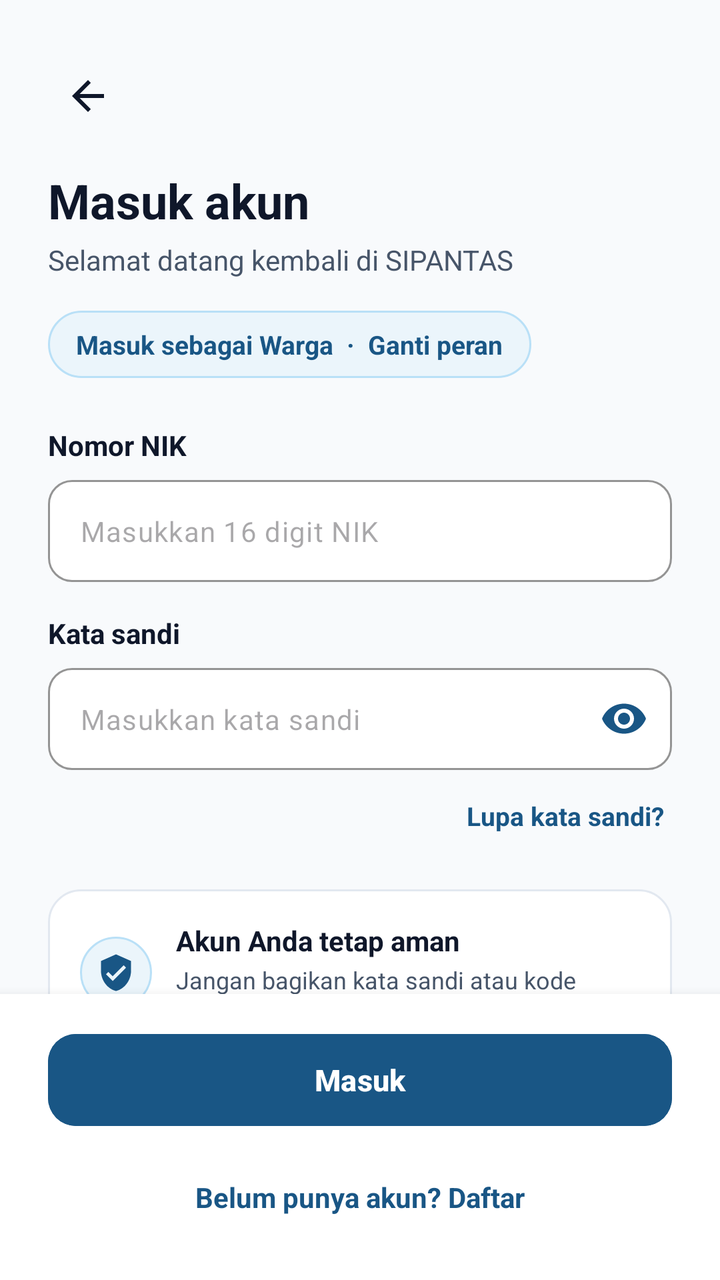
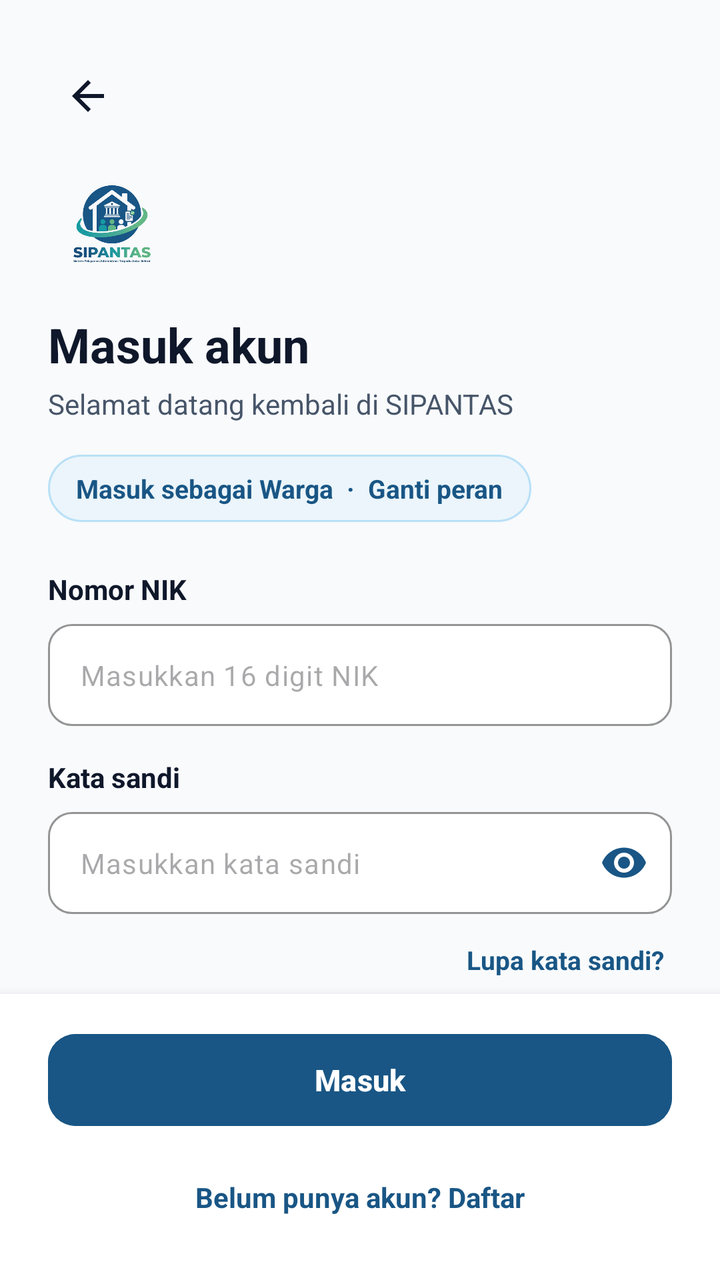

Compare the two renders of this Android layout. The source of the first and the diff that turns it into the second are given below.
<!-- AndroidManifest.xml: application theme Theme.SIPANTAS -->
<!-- res/layout/activity_login.xml -->
<?xml version="1.0" encoding="utf-8"?>
<androidx.constraintlayout.widget.ConstraintLayout xmlns:android="http://schemas.android.com/apk/res/android"
    xmlns:app="http://schemas.android.com/apk/res-auto"
    xmlns:tools="http://schemas.android.com/tools"
    android:id="@+id/login_root"
    android:layout_width="match_parent"
    android:layout_height="match_parent"
    android:background="@color/bg_page"
    tools:context=".LoginActivity">

    <androidx.core.widget.NestedScrollView
        android:layout_width="match_parent"
        android:layout_height="0dp"
        android:fillViewport="true"
        app:layout_constraintBottom_toTopOf="@id/bottom_container"
        app:layout_constraintTop_toTopOf="parent">

        <LinearLayout
            android:layout_width="match_parent"
            android:layout_height="wrap_content"
            android:orientation="vertical"
            android:paddingHorizontal="24dp"
            android:paddingTop="28dp"
            android:paddingBottom="24dp">

            <ImageView
                android:id="@+id/btn_back"
                android:layout_width="40dp"
                android:layout_height="40dp"
                android:background="?attr/selectableItemBackgroundBorderless"
                android:contentDescription="Kembali"
                android:padding="8dp"
                android:src="@drawable/ic_arrow_back" />

            <TextView
                android:layout_width="wrap_content"
                android:layout_height="wrap_content"
                android:layout_marginTop="16dp"
                android:text="Masuk akun"
                android:textColor="@color/text_primary"
                android:textSize="24sp"
                android:textStyle="bold" />

            <TextView
                android:layout_width="wrap_content"
                android:layout_height="wrap_content"
                android:layout_marginTop="4dp"
                android:text="Selamat datang kembali di SIPANTAS"
                android:textColor="@color/text_secondary"
                android:textSize="14sp" />

            
            <TextView
                android:id="@+id/tv_role_chip"
                android:layout_width="wrap_content"
                android:layout_height="wrap_content"
                android:layout_marginTop="16dp"
                android:background="@drawable/bg_role_chip"
                android:clickable="true"
                android:focusable="true"
                android:paddingHorizontal="14dp"
                android:paddingVertical="8dp"
                android:text="Masuk sebagai Warga  ·  Ganti peran"
                android:textColor="@color/brand_primary"
                android:textSize="13sp"
                android:textStyle="bold" />

            
            <TextView
                android:layout_width="wrap_content"
                android:layout_height="wrap_content"
                android:layout_marginTop="24dp"
                android:text="Nomor NIK"
                android:textColor="@color/text_primary"
                android:textSize="14sp"
                android:textStyle="bold" />

            <com.google.android.material.textfield.TextInputLayout
                android:layout_width="match_parent"
                android:layout_height="wrap_content"
                android:layout_marginTop="8dp"
                app:boxBackgroundColor="@color/card_bg"
                app:boxCornerRadiusBottomEnd="12dp"
                app:boxCornerRadiusBottomStart="12dp"
                app:boxCornerRadiusTopEnd="12dp"
                app:boxCornerRadiusTopStart="12dp"
                app:boxStrokeColor="@color/brand_primary"
                app:hintEnabled="false">

                <com.google.android.material.textfield.TextInputEditText
                    android:id="@+id/et_identifier"
                    android:layout_width="match_parent"
                    android:layout_height="wrap_content"
                    android:hint="Masukkan 16 digit NIK"
                    android:inputType="number"
                    android:padding="16dp"
                    android:textColor="@color/text_primary"
                    android:textSize="14sp" />
            </com.google.android.material.textfield.TextInputLayout>

            
            <TextView
                android:layout_width="wrap_content"
                android:layout_height="wrap_content"
                android:layout_marginTop="16dp"
                android:text="Kata sandi"
                android:textColor="@color/text_primary"
                android:textSize="14sp"
                android:textStyle="bold" />

            <com.google.android.material.textfield.TextInputLayout
                android:layout_width="match_parent"
                android:layout_height="wrap_content"
                android:layout_marginTop="8dp"
                app:boxBackgroundColor="@color/card_bg"
                app:boxCornerRadiusBottomEnd="12dp"
                app:boxCornerRadiusBottomStart="12dp"
                app:boxCornerRadiusTopEnd="12dp"
                app:boxCornerRadiusTopStart="12dp"
                app:boxStrokeColor="@color/brand_primary"
                app:hintEnabled="false"
                app:endIconMode="password_toggle"
                app:endIconTint="@color/brand_primary">

                <com.google.android.material.textfield.TextInputEditText
                    android:id="@+id/et_password"
                    android:layout_width="match_parent"
                    android:layout_height="wrap_content"
                    android:hint="Masukkan kata sandi"
                    android:inputType="textPassword"
                    android:padding="16dp"
                    android:textColor="@color/text_primary"
                    android:textSize="14sp" />
            </com.google.android.material.textfield.TextInputLayout>

            
            <TextView
                android:id="@+id/tv_forgot_password"
                android:layout_width="wrap_content"
                android:layout_height="wrap_content"
                android:layout_gravity="end"
                android:layout_marginTop="10dp"
                android:padding="4dp"
                android:text="Lupa kata sandi?"
                android:textColor="@color/brand_primary"
                android:textSize="13sp"
                android:textStyle="bold" />

            
            <LinearLayout
                android:layout_width="match_parent"
                android:layout_height="wrap_content"
                android:layout_marginTop="24dp"
                android:background="@drawable/bg_rounded_card"
                android:gravity="center_vertical"
                android:orientation="horizontal"
                android:padding="16dp">

                <ImageView
                    android:layout_width="36dp"
                    android:layout_height="36dp"
                    android:background="@drawable/bg_role_chip"
                    android:padding="8dp"
                    android:src="@drawable/ic_shield_security"
                    app:tint="@color/brand_primary" />

                <LinearLayout
                    android:layout_width="0dp"
                    android:layout_height="wrap_content"
                    android:layout_marginStart="12dp"
                    android:layout_weight="1"
                    android:orientation="vertical">

                    <TextView
                        android:layout_width="wrap_content"
                        android:layout_height="wrap_content"
                        android:text="Akun Anda tetap aman"
                        android:textColor="@color/text_primary"
                        android:textSize="14sp"
                        android:textStyle="bold" />

                    <TextView
                        android:layout_width="wrap_content"
                        android:layout_height="wrap_content"
                        android:layout_marginTop="2dp"
                        android:text="Jangan bagikan kata sandi atau kode verifikasi kepada siapa pun."
                        android:textColor="@color/text_secondary"
                        android:textSize="12sp" />
                </LinearLayout>
            </LinearLayout>

        </LinearLayout>
    </androidx.core.widget.NestedScrollView>

    
    <LinearLayout
        android:id="@+id/bottom_container"
        android:layout_width="match_parent"
        android:layout_height="wrap_content"
        android:background="@color/card_bg"
        android:elevation="8dp"
        android:orientation="vertical"
        android:paddingHorizontal="24dp"
        android:paddingTop="16dp"
        android:paddingBottom="24dp"
        app:layout_constraintBottom_toBottomOf="parent">

        <com.google.android.material.button.MaterialButton
            android:id="@+id/btn_login"
            android:layout_width="match_parent"
            android:layout_height="54dp"
            android:backgroundTint="@color/brand_primary"
            android:text="Masuk"
            android:textColor="@color/white"
            android:textSize="15sp"
            android:textStyle="bold"
            app:cornerRadius="14dp" />

        <TextView
            android:id="@+id/tv_register_link"
            android:layout_width="wrap_content"
            android:layout_height="wrap_content"
            android:layout_gravity="center_horizontal"
            android:layout_marginTop="14dp"
            android:padding="8dp"
            android:text="Belum punya akun? Daftar"
            android:textColor="@color/brand_primary"
            android:textSize="14sp"
            android:textStyle="bold" />
    </LinearLayout>

</androidx.constraintlayout.widget.ConstraintLayout>
<!-- resources referenced by this layout -->
<resources>
  <color name="bg_page">#F8FAFC</color>
  <color name="brand_primary">#195685</color>
  <color name="card_bg">#FFFFFFFF</color>
  <color name="text_primary">#0F172A</color>
  <color name="text_secondary">#475569</color>
  <color name="white">#FFFFFFFF</color>
  <!-- drawable bg_role_chip (drawable) -->
  <?xml version="1.0" encoding="utf-8"?>
  <shape xmlns:android="http://schemas.android.com/apk/res/android"
      android:shape="rectangle">
      <solid android:color="@color/brand_primary_light" />
      <corners android:radius="24dp" />
      <stroke
          android:width="1dp"
          android:color="#B9E0F7" />
  </shape>
  <!-- drawable bg_rounded_card (drawable) -->
  <?xml version="1.0" encoding="utf-8"?>
  <shape xmlns:android="http://schemas.android.com/apk/res/android"
      android:shape="rectangle">
      <solid android:color="@color/card_bg" />
      <corners android:radius="16dp" />
      <stroke
          android:width="1dp"
          android:color="@color/card_border" />
  </shape>
  <!-- drawable ic_arrow_back (drawable) -->
  <vector xmlns:android="http://schemas.android.com/apk/res/android"
      android:width="24dp"
      android:height="24dp"
      android:viewportWidth="24"
      android:viewportHeight="24">
    <path
        android:fillColor="@color/text_primary"
        android:pathData="M20,11H7.83l5.59,-5.59L12,4l-8,8 8,8 1.41,-1.41L7.83,13H20v-2z"/>
  </vector>
  <!-- drawable ic_shield_security (drawable) -->
  <vector xmlns:android="http://schemas.android.com/apk/res/android"
      android:width="24dp"
      android:height="24dp"
      android:viewportWidth="24"
      android:viewportHeight="24">
    <path
        android:fillColor="@color/brand_primary"
        android:pathData="M12,1L3,5v6c0,5.55 3.84,10.74 9,12 5.16,-1.26 9,-6.45 9,-12V5l-9,-4zm-2,16l-4,-4 1.41,-1.41L10,14.17l6.59,-6.59L18,9l-8,8z"/>
  </vector>
  <style name="Theme.SIPANTAS" parent="Base.Theme.SIPANTAS" />
  <color name="brand_primary_light">#EBF5FB</color>
  <color name="card_border">#E2E8F0</color>
  <style name="Base.Theme.SIPANTAS" parent="Theme.Material3.DayNight.NoActionBar">
          
          <item name="colorPrimary">@color/brand_primary</item>
          <item name="colorSecondary">@color/brand_primary</item>
          <item name="android:windowBackground">@color/bg_page</item>
          <item name="android:statusBarColor">@color/bg_page</item>
          <item name="android:windowLightStatusBar">true</item>
          <item name="buttonBarNegativeButtonStyle">@style/Widget.SIPANTAS.Button.Text</item>
          <item name="buttonBarPositiveButtonStyle">@style/Widget.SIPANTAS.Button.Text</item>
          <item name="buttonBarNeutralButtonStyle">@style/Widget.SIPANTAS.Button.Text</item>
      </style>
  <style name="Widget.SIPANTAS.Button.Text" parent="Widget.Material3.Button.TextButton">
          <item name="android:textColor">@color/brand_primary</item>
          <item name="rippleColor">@color/brand_primary_light</item>
      </style>
</resources>

<!-- the commit's change to res/layout/activity_login.xml (unified diff, before → after) -->
@@ -32,10 +32,18 @@
                 android:padding="8dp"
                 android:src="@drawable/ic_arrow_back" />
 
-            <TextView
-                android:layout_width="wrap_content"
-                android:layout_height="wrap_content"
-                android:layout_marginTop="16dp"
+            <ImageView
+                android:id="@+id/iv_login_logo"
+                android:layout_width="64dp"
+                android:layout_height="64dp"
+                android:layout_marginTop="12dp"
+                android:contentDescription="Logo SIPANTAS"
+                android:src="@drawable/ic_sipantas_logo" />
+
+            <TextView
+                android:layout_width="wrap_content"
+                android:layout_height="wrap_content"
+                android:layout_marginTop="12dp"
                 android:text="Masuk akun"
                 android:textColor="@color/text_primary"
                 android:textSize="24sp"
<!-- resource entries referenced after the edit -->
@@ -46,6 +46,7 @@
         android:fillColor="@color/brand_primary"
         android:pathData="M12,1L3,5v6c0,5.55 3.84,10.74 9,12 5.16,-1.26 9,-6.45 9,-12V5l-9,-4zm-2,16l-4,-4 1.41,-1.41L10,14.17l6.59,-6.59L18,9l-8,8z"/>
   </vector>
+  <!-- drawable ic_sipantas_logo: png bitmap (drawable, 228087 bytes) -->
   <style name="Theme.SIPANTAS" parent="Base.Theme.SIPANTAS" />
   <color name="brand_primary_light">#EBF5FB</color>
   <color name="card_border">#E2E8F0</color>
